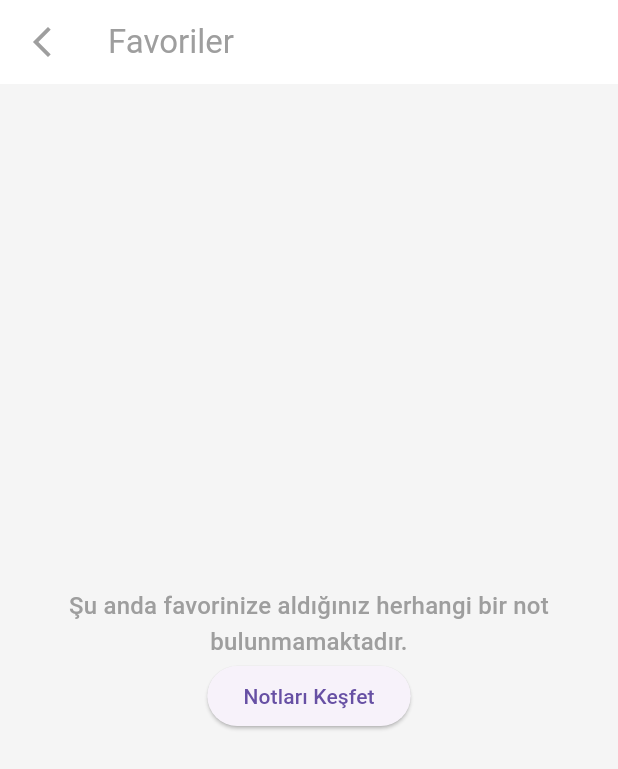
After one commit to mustafatihgunduz/notumcepte, a Flutter app: the screen it shows after launch, in the side drawer, after a tap on "Favorilerim", on a phone screen of 412 x 824 dp. The commit adds this screen. Shown: the top 769 px of the screen. Run offline on Flutter 3.47's test engine with Material 3 defaults, Android fonts, the phone set to English and light mode, and no system bars; our stand-ins replace carousel_slider, flutter_credit_card, get; network calls fail.

Commit message:
my_favorites_page_added

```diff
--- /dev/null
+++ b/lib/ui/favorite/my_favorites.dart
@@ -0,0 +1,49 @@
+import 'package:flutter/material.dart';
+import 'package:get/get.dart';
+import 'package:notumcepte/ui/home/home_page.dart';
+import 'package:notumcepte/utility/constants.dart';
+
+class MyFavorites extends StatefulWidget {
+  const MyFavorites({super.key});
+
+  @override
+  State<MyFavorites> createState() => _MyFavoritesState();
+}
+
+class _MyFavoritesState extends State<MyFavorites> {
+  @override
+  Widget build(BuildContext context) {
+    return Scaffold(
+      backgroundColor: K.kScaffoldBodyColor,
+      appBar: AppBar(
+        title: Text(
+          'Favoriler',
+          style: K.kAppbarTextStyle(context),
+        ),
+        leading: GestureDetector(
+          onTap: () => Get.back(),
+          child: Icon(
+            Icons.arrow_back_ios_new,
+            color: K.kIconColor,
+          ),
+        ),
+      ),
+      body: Column(
+        mainAxisAlignment: MainAxisAlignment.center,
+        children: [
+          Text(
+            'Şu anda favorinize aldığınız herhangi bir not bulunmamaktadır.',
+            textAlign: TextAlign.center,
+            style: Theme.of(context)
+                .textTheme
+                .titleMedium!
+                .copyWith(color: K.kTextColor),
+          ),
+          ElevatedButton(
+              onPressed: () => Get.offAll(HomePage()),
+              child: Text('Notları Keşfet'))
+        ],
+      ),
+    );
+  }
+}
--- a/lib/ui/home/home_page.dart
+++ b/lib/ui/home/home_page.dart
@@ -3,6 +3,7 @@ import 'package:flutter/material.dart';
 import 'package:get/get.dart';
 import 'package:get/route_manager.dart';
 import 'package:notumcepte/ui/creditcard/credit_card.dart';
+import 'package:notumcepte/ui/favorite/my_favorites.dart';
 import 'package:notumcepte/ui/helpandsupport/help_and_support.dart';
 import 'package:notumcepte/ui/home/utils/custom_list_tile.dart';
 import 'package:notumcepte/ui/notes/my_notes.dart';
@@ -75,7 +76,8 @@ class _HomePageState extends State<HomePage>
             titleText: "Kart İşlemleri",
             leadingIcon: Icons.credit_card,
           ),
-          const CustomListTile(
+          CustomListTile(
+            onTap: () => Get.to(MyFavorites()),
             titleText: "Favorilerim",
             leadingIcon: Icons.favorite,
           ),
```
